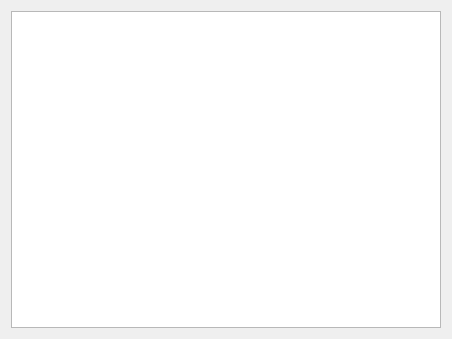
Qt form vet/vetclient/src/ui/main_vet_pannel.ui (Painted-Black/BMSTU-DB-CourseWork) before a commit.
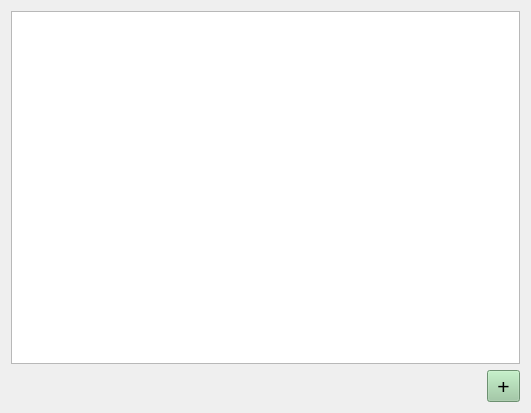
The same form after that commit.

Patch:
```diff
--- a/vet/vetclient/src/ui/main_vet_pannel.ui
+++ b/vet/vetclient/src/ui/main_vet_pannel.ui
@@ -6,8 +6,8 @@
    <rect>
     <x>0</x>
     <y>0</y>
-    <width>452</width>
-    <height>339</height>
+    <width>531</width>
+    <height>413</height>
    </rect>
   </property>
   <property name="windowTitle">
@@ -27,6 +27,477 @@
      </property>
     </widget>
    </item>
+   <item>
+    <layout class="QHBoxLayout" name="horizontalLayout">
+     <item>
+      <spacer name="horizontalSpacer">
+       <property name="orientation">
+        <enum>Qt::Horizontal</enum>
+       </property>
+       <property name="sizeHint" stdset="0">
+        <size>
+         <width>40</width>
+         <height>20</height>
+        </size>
+       </property>
+      </spacer>
+     </item>
+     <item>
+      <widget class="QToolButton" name="add_pos_toolButton">
+       <property name="palette">
+        <palette>
+         <active>
+          <colorrole role="WindowText">
+           <brush brushstyle="SolidPattern">
+            <color alpha="255">
+             <red>0</red>
+             <green>0</green>
+             <blue>0</blue>
+            </color>
+           </brush>
+          </colorrole>
+          <colorrole role="Button">
+           <brush brushstyle="SolidPattern">
+            <color alpha="255">
+             <red>153</red>
+             <green>201</green>
+             <blue>158</blue>
+            </color>
+           </brush>
+          </colorrole>
+          <colorrole role="Light">
+           <brush brushstyle="SolidPattern">
+            <color alpha="255">
+             <red>241</red>
+             <green>255</green>
+             <blue>243</blue>
+            </color>
+           </brush>
+          </colorrole>
+          <colorrole role="Midlight">
+           <brush brushstyle="SolidPattern">
+            <color alpha="255">
+             <red>197</red>
+             <green>228</green>
+             <blue>200</blue>
+            </color>
+           </brush>
+          </colorrole>
+          <colorrole role="Dark">
+           <brush brushstyle="SolidPattern">
+            <color alpha="255">
+             <red>76</red>
+             <green>100</green>
+             <blue>79</blue>
+            </color>
+           </brush>
+          </colorrole>
+          <colorrole role="Mid">
+           <brush brushstyle="SolidPattern">
+            <color alpha="255">
+             <red>102</red>
+             <green>134</green>
+             <blue>105</blue>
+            </color>
+           </brush>
+          </colorrole>
+          <colorrole role="Text">
+           <brush brushstyle="SolidPattern">
+            <color alpha="255">
+             <red>0</red>
+             <green>0</green>
+             <blue>0</blue>
+            </color>
+           </brush>
+          </colorrole>
+          <colorrole role="BrightText">
+           <brush brushstyle="SolidPattern">
+            <color alpha="255">
+             <red>255</red>
+             <green>255</green>
+             <blue>255</blue>
+            </color>
+           </brush>
+          </colorrole>
+          <colorrole role="ButtonText">
+           <brush brushstyle="SolidPattern">
+            <color alpha="255">
+             <red>0</red>
+             <green>0</green>
+             <blue>0</blue>
+            </color>
+           </brush>
+          </colorrole>
+          <colorrole role="Base">
+           <brush brushstyle="SolidPattern">
+            <color alpha="255">
+             <red>255</red>
+             <green>255</green>
+             <blue>255</blue>
+            </color>
+           </brush>
+          </colorrole>
+          <colorrole role="Window">
+           <brush brushstyle="SolidPattern">
+            <color alpha="255">
+             <red>153</red>
+             <green>201</green>
+             <blue>158</blue>
+            </color>
+           </brush>
+          </colorrole>
+          <colorrole role="Shadow">
+           <brush brushstyle="SolidPattern">
+            <color alpha="255">
+             <red>0</red>
+             <green>0</green>
+             <blue>0</blue>
+            </color>
+           </brush>
+          </colorrole>
+          <colorrole role="AlternateBase">
+           <brush brushstyle="SolidPattern">
+            <color alpha="255">
+             <red>204</red>
+             <green>228</green>
+             <blue>206</blue>
+            </color>
+           </brush>
+          </colorrole>
+          <colorrole role="ToolTipBase">
+           <brush brushstyle="SolidPattern">
+            <color alpha="255">
+             <red>255</red>
+             <green>255</green>
+             <blue>220</blue>
+            </color>
+           </brush>
+          </colorrole>
+          <colorrole role="ToolTipText">
+           <brush brushstyle="SolidPattern">
+            <color alpha="255">
+             <red>0</red>
+             <green>0</green>
+             <blue>0</blue>
+            </color>
+           </brush>
+          </colorrole>
+          <colorrole role="PlaceholderText">
+           <brush brushstyle="SolidPattern">
+            <color alpha="128">
+             <red>0</red>
+             <green>0</green>
+             <blue>0</blue>
+            </color>
+           </brush>
+          </colorrole>
+         </active>
+         <inactive>
+          <colorrole role="WindowText">
+           <brush brushstyle="SolidPattern">
+            <color alpha="255">
+             <red>0</red>
+             <green>0</green>
+             <blue>0</blue>
+            </color>
+           </brush>
+          </colorrole>
+          <colorrole role="Button">
+           <brush brushstyle="SolidPattern">
+            <color alpha="255">
+             <red>153</red>
+             <green>201</green>
+             <blue>158</blue>
+            </color>
+           </brush>
+          </colorrole>
+          <colorrole role="Light">
+           <brush brushstyle="SolidPattern">
+            <color alpha="255">
+             <red>241</red>
+             <green>255</green>
+             <blue>243</blue>
+            </color>
+           </brush>
+          </colorrole>
+          <colorrole role="Midlight">
+           <brush brushstyle="SolidPattern">
+            <color alpha="255">
+             <red>197</red>
+             <green>228</green>
+             <blue>200</blue>
+            </color>
+           </brush>
+          </colorrole>
+          <colorrole role="Dark">
+           <brush brushstyle="SolidPattern">
+            <color alpha="255">
+             <red>76</red>
+             <green>100</green>
+             <blue>79</blue>
+            </color>
+           </brush>
+          </colorrole>
+          <colorrole role="Mid">
+           <brush brushstyle="SolidPattern">
+            <color alpha="255">
+             <red>102</red>
+             <green>134</green>
+             <blue>105</blue>
+            </color>
+           </brush>
+          </colorrole>
+          <colorrole role="Text">
+           <brush brushstyle="SolidPattern">
+            <color alpha="255">
+             <red>0</red>
+             <green>0</green>
+             <blue>0</blue>
+            </color>
+           </brush>
+          </colorrole>
+          <colorrole role="BrightText">
+           <brush brushstyle="SolidPattern">
+            <color alpha="255">
+             <red>255</red>
+             <green>255</green>
+             <blue>255</blue>
+            </color>
+           </brush>
+          </colorrole>
+          <colorrole role="ButtonText">
+           <brush brushstyle="SolidPattern">
+            <color alpha="255">
+             <red>0</red>
+             <green>0</green>
+             <blue>0</blue>
+            </color>
+           </brush>
+          </colorrole>
+          <colorrole role="Base">
+           <brush brushstyle="SolidPattern">
+            <color alpha="255">
+             <red>255</red>
+             <green>255</green>
+             <blue>255</blue>
+            </color>
+           </brush>
+          </colorrole>
+          <colorrole role="Window">
+           <brush brushstyle="SolidPattern">
+            <color alpha="255">
+             <red>153</red>
+             <green>201</green>
+             <blue>158</blue>
+            </color>
+           </brush>
+          </colorrole>
+          <colorrole role="Shadow">
+           <brush brushstyle="SolidPattern">
+            <color alpha="255">
+             <red>0</red>
+             <green>0</green>
+             <blue>0</blue>
+            </color>
+           </brush>
+          </colorrole>
+          <colorrole role="AlternateBase">
+           <brush brushstyle="SolidPattern">
+            <color alpha="255">
+             <red>204</red>
+             <green>228</green>
+             <blue>206</blue>
+            </color>
+           </brush>
+          </colorrole>
+          <colorrole role="ToolTipBase">
+           <brush brushstyle="SolidPattern">
+            <color alpha="255">
+             <red>255</red>
+             <green>255</green>
+             <blue>220</blue>
+            </color>
+           </brush>
+          </colorrole>
+          <colorrole role="ToolTipText">
+           <brush brushstyle="SolidPattern">
+            <color alpha="255">
+             <red>0</red>
+             <green>0</green>
+             <blue>0</blue>
+            </color>
+           </brush>
+          </colorrole>
+          <colorrole role="PlaceholderText">
+           <brush brushstyle="SolidPattern">
+            <color alpha="128">
+             <red>0</red>
+             <green>0</green>
+             <blue>0</blue>
+            </color>
+           </brush>
+          </colorrole>
+         </inactive>
+         <disabled>
+          <colorrole role="WindowText">
+           <brush brushstyle="SolidPattern">
+            <color alpha="255">
+             <red>76</red>
+             <green>100</green>
+             <blue>79</blue>
+            </color>
+           </brush>
+          </colorrole>
+          <colorrole role="Button">
+           <brush brushstyle="SolidPattern">
+            <color alpha="255">
+             <red>153</red>
+             <green>201</green>
+             <blue>158</blue>
+            </color>
+           </brush>
+          </colorrole>
+          <colorrole role="Light">
+           <brush brushstyle="SolidPattern">
+            <color alpha="255">
+             <red>241</red>
+             <green>255</green>
+             <blue>243</blue>
+            </color>
+           </brush>
+          </colorrole>
+          <colorrole role="Midlight">
+           <brush brushstyle="SolidPattern">
+            <color alpha="255">
+             <red>197</red>
+             <green>228</green>
+             <blue>200</blue>
+            </color>
+           </brush>
+          </colorrole>
+          <colorrole role="Dark">
+           <brush brushstyle="SolidPattern">
+            <color alpha="255">
+             <red>76</red>
+             <green>100</green>
+             <blue>79</blue>
+            </color>
+           </brush>
+          </colorrole>
+          <colorrole role="Mid">
+           <brush brushstyle="SolidPattern">
+            <color alpha="255">
+             <red>102</red>
+             <green>134</green>
+             <blue>105</blue>
+            </color>
+           </brush>
+          </colorrole>
+          <colorrole role="Text">
+           <brush brushstyle="SolidPattern">
+            <color alpha="255">
+             <red>76</red>
+             <green>100</green>
+             <blue>79</blue>
+            </color>
+           </brush>
+          </colorrole>
+          <colorrole role="BrightText">
+           <brush brushstyle="SolidPattern">
+            <color alpha="255">
+             <red>255</red>
+             <green>255</green>
+             <blue>255</blue>
+            </color>
+           </brush>
+          </colorrole>
+          <colorrole role="ButtonText">
+           <brush brushstyle="SolidPattern">
+            <color alpha="255">
+             <red>76</red>
+             <green>100</green>
+             <blue>79</blue>
+            </color>
+           </brush>
+          </colorrole>
+          <colorrole role="Base">
+           <brush brushstyle="SolidPattern">
+            <color alpha="255">
+             <red>153</red>
+             <green>201</green>
+             <blue>158</blue>
+            </color>
+           </brush>
+          </colorrole>
+          <colorrole role="Window">
+           <brush brushstyle="SolidPattern">
+            <color alpha="255">
+             <red>153</red>
+             <green>201</green>
+             <blue>158</blue>
+            </color>
+           </brush>
+          </colorrole>
+          <colorrole role="Shadow">
+           <brush brushstyle="SolidPattern">
+            <color alpha="255">
+             <red>0</red>
+             <green>0</green>
+             <blue>0</blue>
+            </color>
+           </brush>
+          </colorrole>
+          <colorrole role="AlternateBase">
+           <brush brushstyle="SolidPattern">
+            <color alpha="255">
+             <red>153</red>
+             <green>201</green>
+             <blue>158</blue>
+            </color>
+           </brush>
+          </colorrole>
+          <colorrole role="ToolTipBase">
+           <brush brushstyle="SolidPattern">
+            <color alpha="255">
+             <red>255</red>
+             <green>255</green>
+             <blue>220</blue>
+            </color>
+           </brush>
+          </colorrole>
+          <colorrole role="ToolTipText">
+           <brush brushstyle="SolidPattern">
+            <color alpha="255">
+             <red>0</red>
+             <green>0</green>
+             <blue>0</blue>
+            </color>
+           </brush>
+          </colorrole>
+          <colorrole role="PlaceholderText">
+           <brush brushstyle="SolidPattern">
+            <color alpha="128">
+             <red>0</red>
+             <green>0</green>
+             <blue>0</blue>
+            </color>
+           </brush>
+          </colorrole>
+         </disabled>
+        </palette>
+       </property>
+       <property name="font">
+        <font>
+         <pointsize>16</pointsize>
+        </font>
+       </property>
+       <property name="text">
+        <string>+</string>
+       </property>
+      </widget>
+     </item>
+    </layout>
+   </item>
   </layout>
  </widget>
  <resources/>
```
